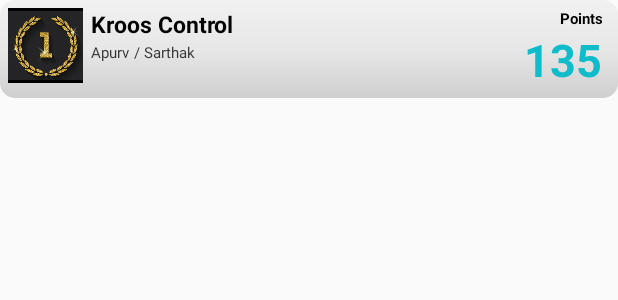
After one commit to apurvsahay/GFF_ECFL, an Android app: the layout rankings_row.xml on its own in the app's theme, with its tools: preview values and no code run, on a phone screen of 412 x 824 dp. The commit adds this screen. Shown: the top 300 px of the screen. Run offline under Robolectric (Android 15) with nearby library versions, the phone set to English and light mode, and no system bars.

Commit message:
Rankings Design

```diff
--- a/app/src/main/AndroidManifest.xml
+++ b/app/src/main/AndroidManifest.xml
@@ -8,7 +8,8 @@
         android:label="@string/app_name"
         android:supportsRtl="true"
         android:theme="@style/Theme.AppCompat.Light.NoActionBar">
-        <activity android:name=".IndividualPlayerDetailActivity"></activity>
+        <activity android:name=".RakingsActivity"></activity>
+        <activity android:name=".IndividualPlayerDetailActivity" />
         <activity android:name=".AddPlayerActivity" />
         <activity android:name=".AdminActivity" />
         <activity android:name=".HomeActivity" />
--- a/app/src/main/java/com/example/gffecfl/HomeActivity.java
+++ b/app/src/main/java/com/example/gffecfl/HomeActivity.java
@@ -121,6 +121,10 @@ public class HomeActivity extends AppCompatActivity implements PopupMenu.OnMenuI
     @Override
     public boolean onMenuItemClick(MenuItem item) {
         switch (item.getItemId()){
+            case R.id.optionRank:
+                Intent intentRank = new Intent(HomeActivity.this,RakingsActivity.class);
+                HomeActivity.this.startActivity(intentRank);
+                return true;
             case R.id.option1:
                 Intent intent = new Intent(HomeActivity.this,AdminActivity.class);
                 HomeActivity.this.startActivity(intent);
--- /dev/null
+++ b/app/src/main/res/layout/rankings_row.xml
@@ -0,0 +1,102 @@
+<?xml version="1.0" encoding="utf-8"?>
+<RelativeLayout xmlns:android="http://schemas.android.com/apk/res/android"
+    android:layout_width="fill_parent"
+    android:layout_height="wrap_content"
+    android:background="@drawable/list_selector"
+    android:orientation="horizontal"
+    android:padding="5dip">
+
+    <!--  ListRow Left sied Thumbnail image -->
+    <LinearLayout android:id="@+id/thumbnail"
+        android:layout_width="wrap_content"
+        android:layout_height="wrap_content"
+        android:layout_alignParentLeft="true"
+        android:background="@drawable/image_bg"
+        android:layout_marginRight="5dip">
+
+        <ImageView
+            android:id="@+id/list_image"
+            android:layout_width="50dip"
+            android:layout_height="50dip"
+            android:src="@drawable/one"
+            android:background="@color/black"/>
+
+    </LinearLayout>
+
+    <!-- Title Of Song-->
+    <TextView
+        android:id="@+id/teamNameRank"
+        android:layout_width="wrap_content"
+        android:layout_height="wrap_content"
+        android:layout_alignTop="@+id/thumbnail"
+        android:layout_toRightOf="@+id/thumbnail"
+        android:text="Kroos Control"
+        android:textColor="#040404"
+        android:typeface="sans"
+        android:textSize="15dip"
+        android:textStyle="bold"/>
+
+    <!-- Artist Name -->
+    <TextView
+        android:id="@+id/leaderNameRank"
+        android:layout_width="wrap_content"
+        android:layout_height="wrap_content"
+        android:layout_below="@id/teamNameRank"
+        android:textColor="#343434"
+        android:textSize="10dip"
+        android:layout_marginTop="1dip"
+        android:layout_toRightOf="@+id/thumbnail"
+        android:text="Apurv" />
+
+    <TextView
+        android:id="@+id/slash"
+        android:layout_width="wrap_content"
+        android:layout_height="wrap_content"
+        android:layout_below="@id/teamNameRank"
+        android:layout_toEndOf="@+id/leaderNameRank"
+        android:textColor="#343434"
+        android:textSize="10dip"
+        android:layout_marginTop="1dip"
+        android:layout_toRightOf="@+id/thumbnail"
+        android:text=" / " />
+
+    <TextView
+        android:id="@+id/memberNameRank"
+        android:layout_width="wrap_content"
+        android:layout_height="wrap_content"
+        android:layout_below="@id/teamNameRank"
+        android:layout_toEndOf="@+id/slash"
+        android:textColor="#343434"
+        android:textSize="10dip"
+        android:layout_marginTop="1dip"
+        android:layout_toRightOf="@+id/thumbnail"
+        android:text="Sarthak" />
+
+    <!-- Rightend Duration -->
+    <TextView
+        android:id="@+id/tv"
+        android:layout_width="wrap_content"
+        android:layout_height="wrap_content"
+        android:layout_alignParentRight="true"
+        android:layout_alignTop="@id/thumbnail"
+        android:gravity="right"
+        android:text="Points"
+        android:layout_marginRight="5dip"
+        android:textSize="10dip"
+        android:textColor="@color/black"
+        android:textStyle="bold"/>
+
+    <TextView
+        android:id="@+id/statPoints"
+        android:layout_width="wrap_content"
+        android:layout_height="wrap_content"
+        android:layout_below="@+id/tv"
+        android:layout_alignParentRight="true"
+        android:gravity="right"
+        android:layout_marginRight="5dip"
+        android:text="135"
+        android:textSize="30dip"
+        android:textColor="#10bcc9"
+        android:textStyle="bold"/>
+
+</RelativeLayout>
--- a/app/src/main/res/menu/options_main.xml
+++ b/app/src/main/res/menu/options_main.xml
@@ -1,7 +1,9 @@
 <?xml version="1.0" encoding="utf-8"?>
 <menu xmlns:android="http://schemas.android.com/apk/res/android">
+    <item android:id="@+id/optionRank"
+        android:title="Rankings"/>
     <item android:id="@+id/option1"
-        android:title="Admin Menu"
+        android:title="Players"
         />
     <item android:id="@+id/option2"
         android:title="Logout" />
```
Also changed, not shown: app/src/main/java/com/example/gffecfl/RakingsActivity.java (added, +14 -0 lines), app/src/main/res/layout/activity_rakings.xml (added, +69 -0 lines), app/src/main/res/drawable-v24/eight.JPG (added), app/src/main/res/drawable-v24/eleven.jpg (added), app/src/main/res/drawable-v24/five.jpg (added), app/src/main/res/drawable-v24/forteen.jpg (added), app/src/main/res/drawable-v24/four.png (added), app/src/main/res/drawable-v24/nine.jpg (added), app/src/main/res/drawable-v24/one.jpg (added), app/src/main/res/drawable-v24/seven.png (added), app/src/main/res/drawable-v24/six.JPG (added), app/src/main/res/drawable-v24/ten.jpg (added), app/src/main/res/drawable-v24/thirteen.jpg (added), app/src/main/res/drawable-v24/three.jpg (added), 2 more files.
